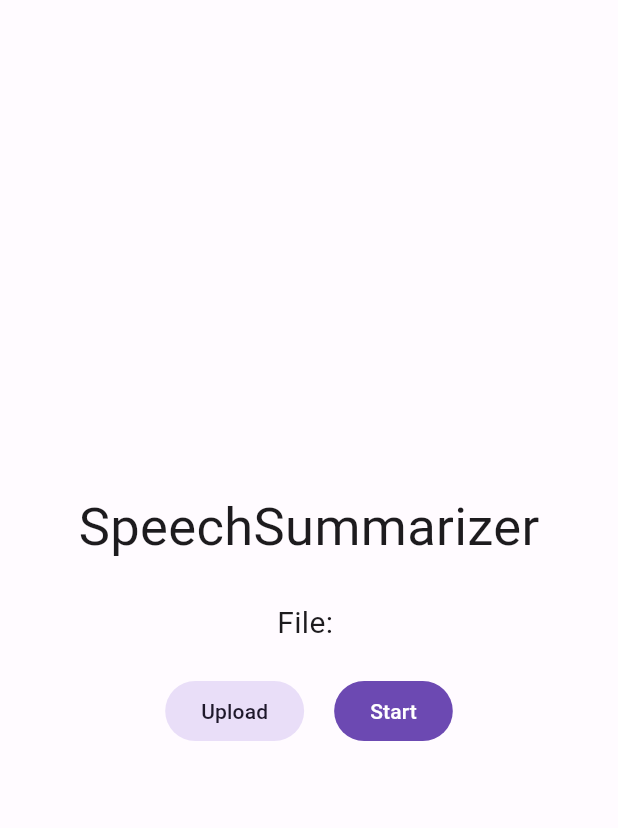
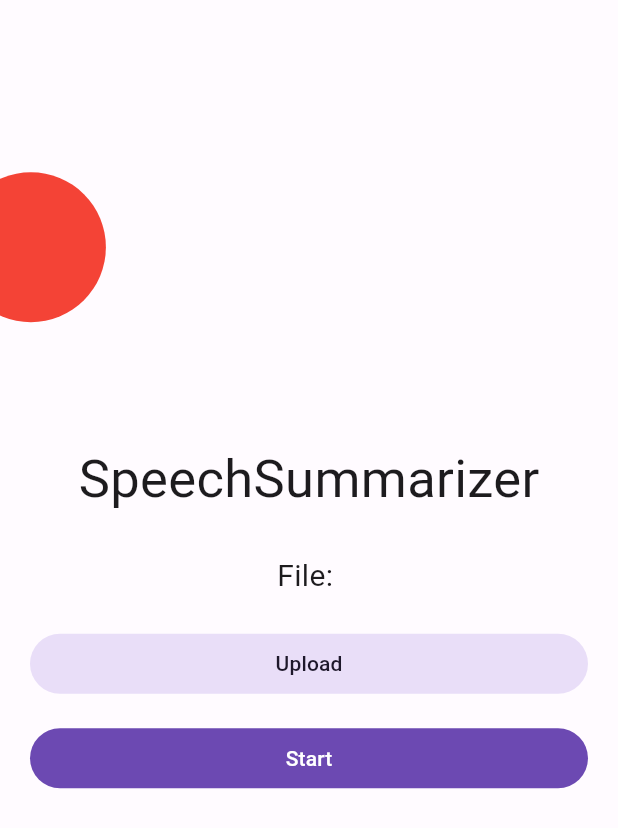
Before and after one commit to eveev26/SpeechSummarizer, a Flutter app: the screen it shows after launch, after a tap on "Upload", on a phone screen of 412 x 824 dp. Shown: the top 828 px of the screen. Run offline on Flutter 3.47's test engine with Material 2 defaults, Android fonts, the phone set to English and light mode, and no system bars; our stand-ins replace file_picker; missing offline and left inert: ffmpeg_kit_flutter.

Commit message:
UI Redo Part 1 (Some button changes)

```diff
--- a/frontend/lib/main.dart
+++ b/frontend/lib/main.dart
@@ -16,7 +16,7 @@ class MyApp extends StatelessWidget {
       title: 'SpeechSummarize',
       theme: ThemeData(useMaterial3: true, colorScheme: lightColorScheme),
       darkTheme: ThemeData(useMaterial3: true, colorScheme: darkColorScheme),
-      themeMode: ThemeMode.light,
+      themeMode: ThemeMode.system,
       home: const HomeState(),
     );
   }
--- a/frontend/lib/states/homestate.dart
+++ b/frontend/lib/states/homestate.dart
@@ -1,5 +1,6 @@
 import 'package:flutter/material.dart';
 import 'package:speechsummarizer/networkcalls.dart';
+import 'dart:ui' as ui;
 
 class HomeState extends StatefulWidget {
   const HomeState({super.key});
@@ -14,7 +15,10 @@ class _HomeStateState extends State<HomeState> {
   @override
   Widget build(BuildContext context) {
     return Scaffold(
-      body: SafeArea(
+      body: CustomPaint(
+        size: const Size(300, 200),
+        painter: WavePainter(),
+        child: SafeArea(
           child: Padding(
             padding: const EdgeInsets.fromLTRB(20, 10, 20, 10),
             child: Align(
@@ -39,11 +43,9 @@ class _HomeStateState extends State<HomeState> {
                   const SizedBox(
                     height: 20,
                   ),
-                Row(
-                  crossAxisAlignment: CrossAxisAlignment.center,
-                  mainAxisAlignment: MainAxisAlignment.center,
-                  children: <Widget>[
-                    FilledButton.tonal(
+                  SizedBox(
+                    width: MediaQuery.of(context).size.width,
+                    child: FilledButton.tonal(
                         onPressed: () {
                           uploadFile().then((value) {
                             setState(() {
@@ -52,11 +54,15 @@ class _HomeStateState extends State<HomeState> {
                           });
                         },
                         child: const Text('Upload')),
+                  ),
                   const SizedBox(
-                      width: 20,
+                    height: 15,
                   ),
-                    FilledButton(
+                  SizedBox(
+                    width: MediaQuery.of(context).size.width,
+                    child: FilledButton(
                         onPressed: () async {
+                          if (fileLocation != '') {
                             String? value = await mediaConvert(fileLocation);
 
                             if (value != null) {
@@ -65,11 +71,12 @@ class _HomeStateState extends State<HomeState> {
                               });
                             }
                             gbucketUpload(flaclocation);
+                          }
                         },
                         child: const Text('Start')),
+                  ),
                 ],
               ),
-              ],
             ),
           ),
         ),
@@ -78,6 +85,24 @@ class _HomeStateState extends State<HomeState> {
   }
 }
 
+class WavePainter extends CustomPainter {
+  @override
+  void paint(Canvas canvas, Size size) {
+    var paint = Paint()
+      ..color = Colors.red
+      ..strokeWidth = 15;
+
+    Offset center = Offset(size.width / 20, size.height / 5);
+
+    canvas.drawCircle(center, 50, paint);
+  }
+
+  @override
+  bool shouldRepaint(CustomPainter oldDelegate) {
+    return false;
+  }
+}
+
 String trimLocation(String longString) {
   return longString.substring(longString.lastIndexOf('/') + 1);
 }
```
Also changed, not shown: frontend/lib/states/aboutstate.dart (deleted), frontend/lib/states/fileselection.dart (added), 1 other file. Lines whose indentation alone changed are shown as unchanged.
